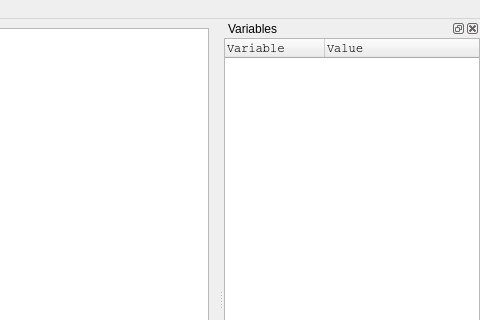
The window that gui/mainwindow.ui (unruhschuh/calcedit) describes before a commit, drawn with Qt 5; both pictures show x 320 to 800 and y 0 to 320 of the 800 by 600 pixel window.
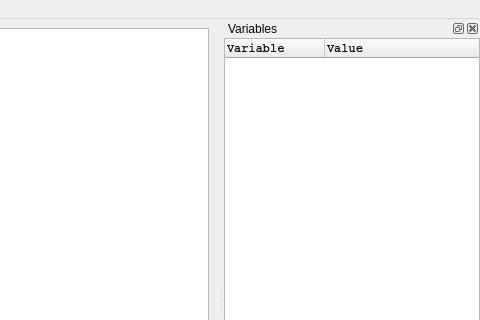
The same window after the commit. Custom widgets are drawn as their Qt base class.

What changed in the file:
```diff
--- a/gui/mainwindow.ui
+++ b/gui/mainwindow.ui
@@ -82,6 +82,7 @@
        <property name="font">
         <font>
          <family>Courier</family>
+         <bold>true</bold>
         </font>
        </property>
        <property name="columnCount">
```
Left out of the diff: 3 changed lines with no effect on the pictures.
